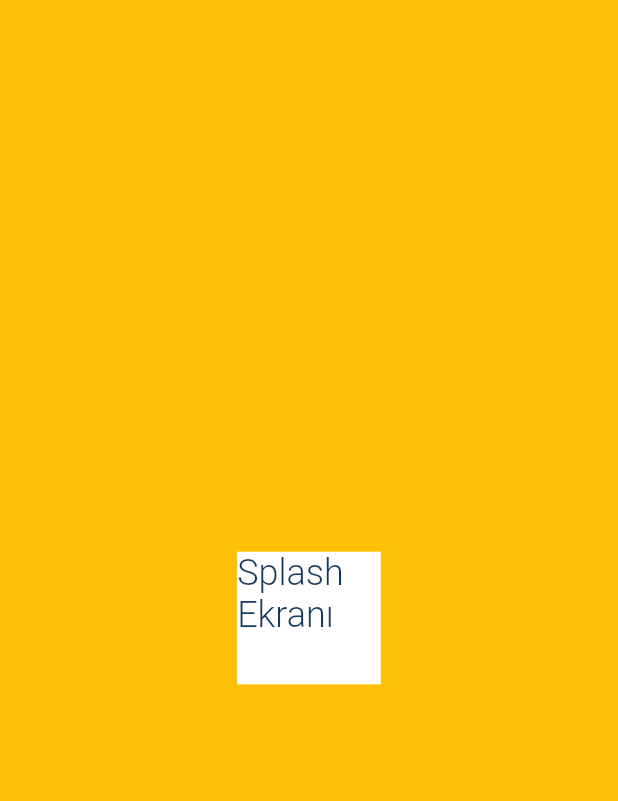
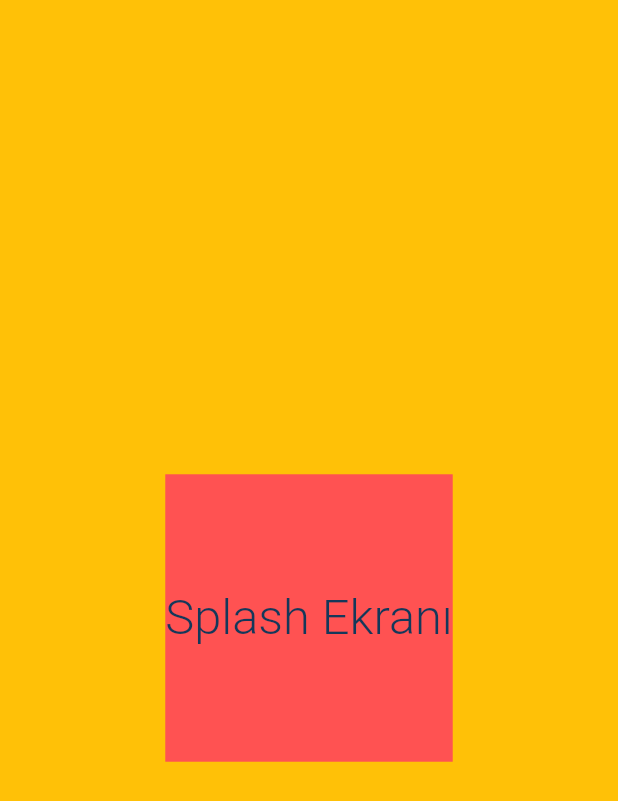
Before and after one commit to obenkucuk/one_ring_to_rule_them_all, a Flutter app: the SplashView screen opened directly, on a phone screen of 412 x 824 dp. Shown: the top 801 px of the screen. Run offline on Flutter 3.47's test engine with Material 2 defaults, Android fonts, the phone set to English and light mode, and no system bars; our stand-ins replace auto_route, dio, font_awesome_flutter, get, shared_preferences; accounts and stored records are empty; generated files the repository leaves out were written again; statements that could not run were skipped.

Commit message:
değişliklik

```diff
--- a/lib/components/search_bar/search_bar.dart
+++ b/lib/components/search_bar/search_bar.dart
@@ -3,7 +3,7 @@
 import 'package:base_application/theme/text_style.dart';
 import 'package:flutter/material.dart';
 
-import '../../core/app_size.dart';
+import '../../core/media_query_x.dart';
 
 class SearchBar extends StatefulWidget {
   const SearchBar({super.key});
@@ -66,7 +66,7 @@
   }
 
   final double searchBarPadding = 20.w;
-  final double width = SizeX.width;
+  final double width = MediaQueryX.width;
 
   final Size leadingSize = Size(40.w, 40.h);
 
--- a/lib/core/extensions/widget_scale.dart
+++ b/lib/core/extensions/widget_scale.dart
@@ -1,9 +1,9 @@
-import '../app_size.dart';
+import '../media_query_x.dart';
 
 /// Yatay uzunluklar için w:
 /// Dikey uzunluklat için h:
 /// BorderRadius için w:
 extension WidgetsScale on num {
-  double get w => this * (SizeX.width / 430);
-  double get h => this * (SizeX.height / 932);
+  double get w => this * (MediaQueryX.width / 430);
+  double get h => this * (MediaQueryX.height / 932);
 }
--- a/lib/core/app_size.dart
+++ b/lib/core/media_query_x.dart
@@ -4,7 +4,7 @@ import 'dart:ui';
 import 'package:flutter/widgets.dart';
 
 /// MediaQuery Data'larına buradan erişilecek ve değişiklik yapmak gerekirse burdan yapılacak.
-class SizeX {
+class MediaQueryX {
   static late double width;
   static late double height;
   static late EdgeInsets padding;
--- a/lib/core/shared_pref.dart
+++ b/lib/core/shared_preferences_x.dart
@@ -1,7 +1,7 @@
 import 'package:flutter/material.dart';
 import 'package:shared_preferences/shared_preferences.dart';
 
-class SharedPrefs {
+class SharedPreferencesX {
   static Future<SharedPreferences> get _instance async => _sharedPrefs ??= await SharedPreferences.getInstance();
   static SharedPreferences? _sharedPrefs;
 
--- a/lib/core/splash_screen/view/splash_view.dart
+++ b/lib/core/splash_screen/view/splash_view.dart
@@ -15,12 +15,16 @@ class SplashView extends GetView<SplashController> {
       body: Center(
         child: Container(
           key: key,
-          color: Colors.white,
-          height: 100.h,
-          width: 100.w,
-          child: Text(
-            "Splash Ekranı",
-            style: TextStylesX(context).s24W300,
+          color: Colors.redAccent,
+          width: 200.w,
+          child: AspectRatio(
+            aspectRatio: 1,
+            child: FittedBox(
+              child: Text(
+                "Splash Ekranı",
+                style: TextStylesX(context).s24W300,
+              ),
+            ),
           ),
         ),
       ),
--- a/lib/screens/main_screen/settings_screen/view/settings_view.dart
+++ b/lib/screens/main_screen/settings_screen/view/settings_view.dart
@@ -3,7 +3,7 @@ import 'package:base_application/theme/text_style.dart';
 import 'package:flutter/material.dart';
 import 'package:get/get.dart';
 
-import '../../../../core/app_size.dart';
+import '../../../../core/media_query_x.dart';
 
 class SettingsView extends GetView<SettingsController> {
   const SettingsView({super.key});
@@ -35,7 +35,7 @@ class SettingsView extends GetView<SettingsController> {
               IconButton(
                 onPressed: () => controller.changeTheme(
                     themeMode: ThemeMode.system,
-                    brightness: SizeX.platformBrightness == Brightness.dark ? Brightness.dark : Brightness.light),
+                    brightness: MediaQueryX.platformBrightness == Brightness.dark ? Brightness.dark : Brightness.light),
                 icon: const Icon(Icons.settings),
               ),
             ],
```
Also changed, not shown: lib/main.dart (+4 -4 lines), lib/screens/main_screen/home_screen/view/home_view.dart (+0 -19 lines), lib/screens/main_screen/settings_screen/controller/settings_controller.dart (+13 -19 lines), lib/components/bottom_sheet/bottom_sheet_x.dart (renamed from lib/components/bottom_sheet/bottom_sheet.dart).
